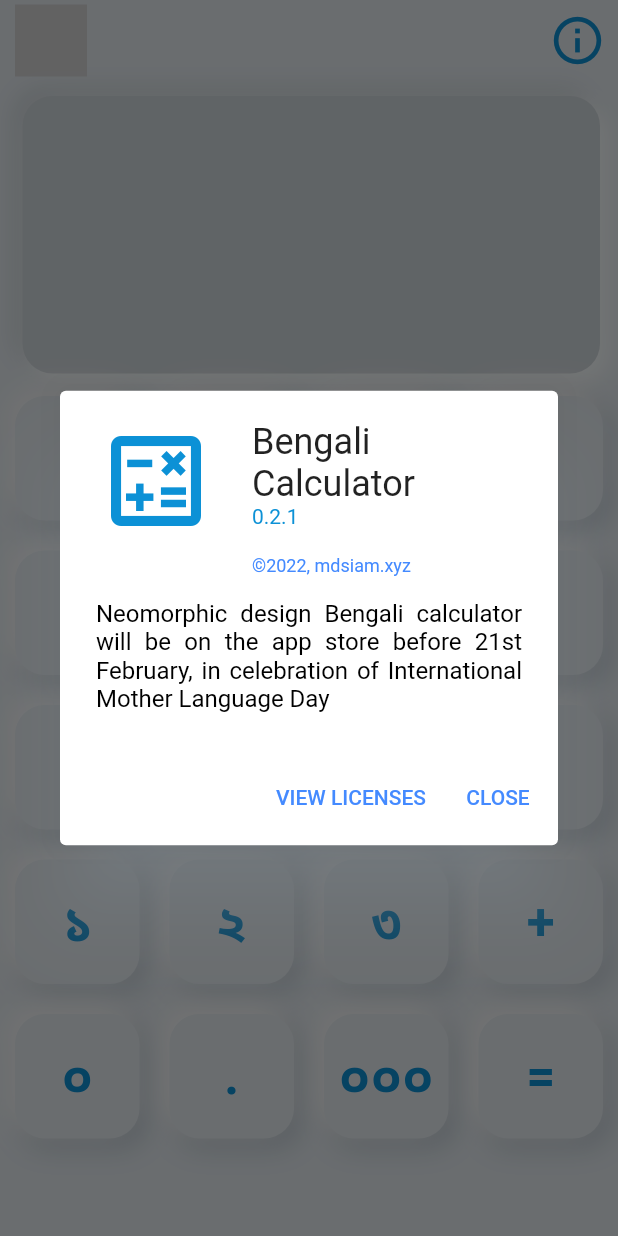
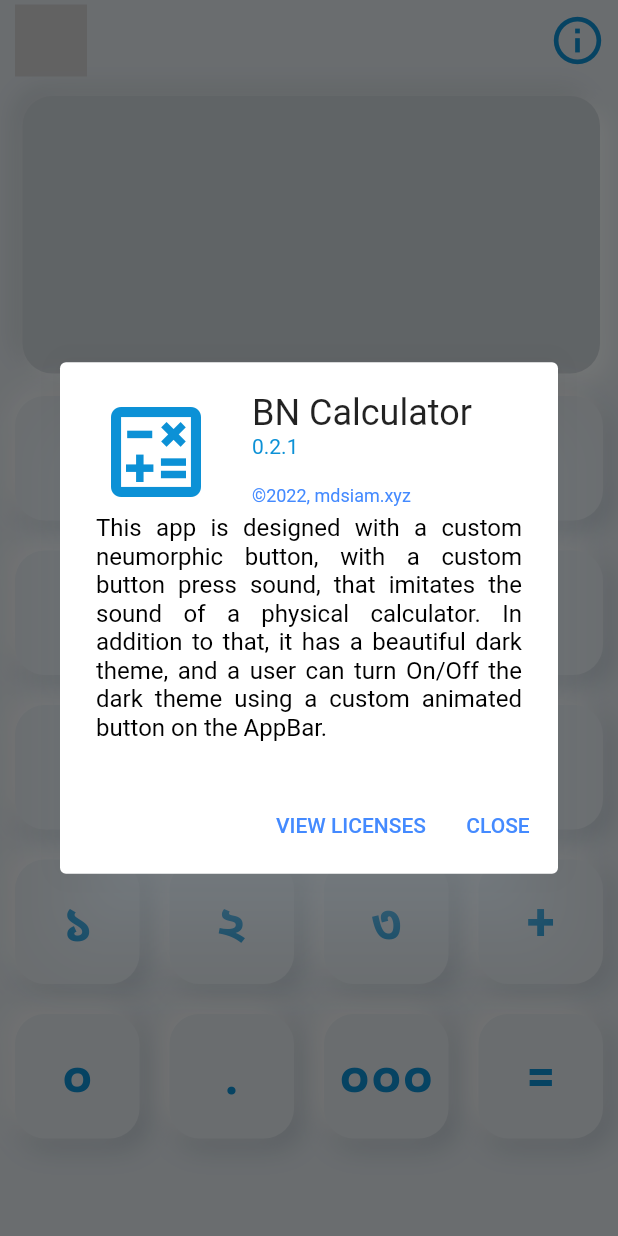
Before and after one commit to md-siam/bn_calculator, a Flutter app: the screen it shows after launch, after a tap on the "info outline" icon, on a phone screen of 412 x 824 dp. Run offline on Flutter 3.47's test engine with Material 2 defaults, Android fonts, the phone set to English and light mode, and no system bars; drawn by our look-alikes of clay_containers; our stand-ins replace audioplayers, math_expressions; missing offline and left inert: day_night_switcher.

```diff
--- a/lib/src/view/calculator.dart
+++ b/lib/src/view/calculator.dart
@@ -3,7 +3,7 @@ import 'package:provider/provider.dart';
 import 'package:clay_containers/clay_containers.dart';
 import 'package:math_expressions/math_expressions.dart';
 
-import '../widget/top_buttons.dart';
+import '../widget/top_appbar.dart';
 import '../widget/button_widget.dart';
 import '../provider/theme_provider.dart';
 
--- a/lib/src/widget/top_buttons.dart
+++ b/lib/src/widget/top_appbar.dart
@@ -54,14 +54,14 @@ class TopButtons extends StatelessWidget {
         Icons.calculate_outlined,
         size: 80,
       ),
-      applicationName: 'Bengali Calculator',
+      applicationName: 'BN Calculator',
       applicationVersion: '0.2.1',
       applicationLegalese: '©2022, mdsiam.xyz',
       children: const [
         Padding(
-          padding: EdgeInsets.only(top: 15.0),
+          padding: EdgeInsets.only(top: 1.0),
           child: Text(
-            'Neomorphic design Bengali calculator will be on the app store before 21st February, in celebration of International Mother Language Day',
+            'This app is designed with a custom neumorphic button, with a custom button press sound, that imitates the sound of a physical calculator. In addition to that, it has a beautiful dark theme, and a user can turn On/Off the dark theme using a custom animated button on the AppBar.',
             textAlign: TextAlign.justify,
           ),
         ),
```
Also changed, not shown: 1 other file.
